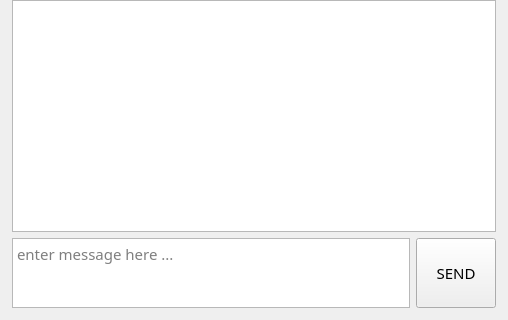
Qt form src/main/resources/base/main.ui (vn-os/Qt-Websocket-Client-Secure) before a commit; both pictures show x 0 to 508 and y 144 to 464 of the 508 by 464 pixel window.
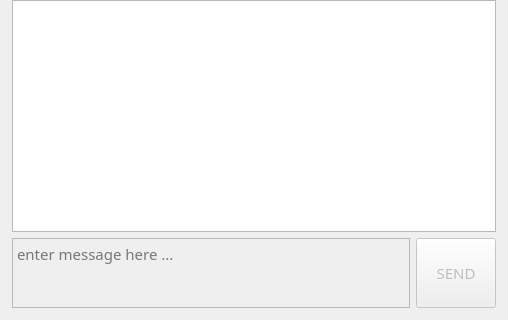
The same form after that commit. Icons and pictures are not drawn.

Diff of the .ui file:
```diff
--- a/src/main/resources/base/main.ui
+++ b/src/main/resources/base/main.ui
@@ -132,6 +132,9 @@
      <layout class="QHBoxLayout" name="horizontalLayout_message" stretch="1,0">
       <item>
        <widget class="QPlainTextEdit" name="txt_message">
+        <property name="enabled">
+         <bool>false</bool>
+        </property>
         <property name="sizePolicy">
          <sizepolicy hsizetype="Expanding" vsizetype="Fixed">
           <horstretch>0</horstretch>
@@ -157,6 +160,9 @@
       </item>
       <item>
        <widget class="QPushButton" name="btn_send_message">
+        <property name="enabled">
+         <bool>false</bool>
+        </property>
         <property name="maximumSize">
          <size>
           <width>16777215</width>
```
